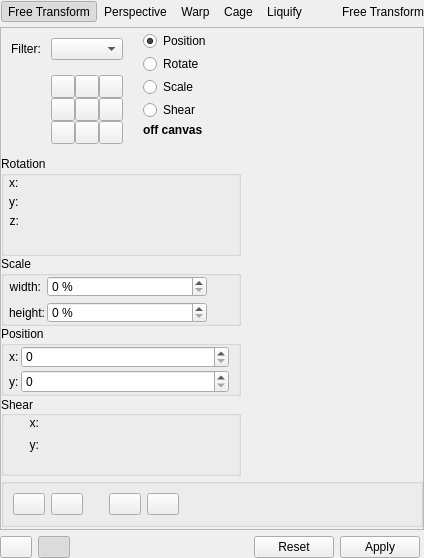
KDE/krita, file plugins/tools/tool_transform2/wdg_tool_transform.ui: the form before one commit.
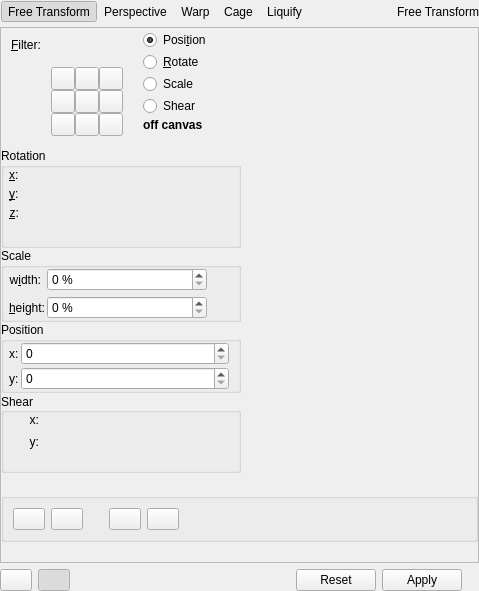
The form after the commit. Custom widgets are drawn as their Qt base class.

Commit message: [numerical boxes] make use of parsespinboxes in the forms of the tools option widgets.

Patch:
```diff
--- a/plugins/tools/tool_transform2/wdg_tool_transform.ui
+++ b/plugins/tools/tool_transform2/wdg_tool_transform.ui
@@ -6,8 +6,8 @@
    <rect>
     <x>0</x>
     <y>0</y>
-    <width>424</width>
-    <height>558</height>
+    <width>479</width>
+    <height>591</height>
    </rect>
   </property>
   <property name="sizePolicy">
@@ -309,7 +309,7 @@
               <enum>Qt::RightToLeft</enum>
              </property>
              <property name="text">
-              <string>Filter:</string>
+              <string>&amp;Filter:</string>
              </property>
              <property name="alignment">
               <set>Qt::AlignCenter</set>
@@ -507,7 +507,7 @@
             </layout>
            </item>
            <item row="0" column="1">
-            <widget class="KisCmbIDList" name="cmbFilter">
+            <widget class="KisCmbIDList" name="cmbFilter" native="true">
              <property name="sizePolicy">
               <sizepolicy hsizetype="Preferred" vsizetype="Preferred">
                <horstretch>0</horstretch>
@@ -523,7 +523,7 @@
            <item>
             <widget class="QRadioButton" name="freeMoveRadioButton">
              <property name="text">
-              <string>Position</string>
+              <string>Posi&amp;tion</string>
              </property>
              <property name="checked">
               <bool>true</bool>
@@ -536,7 +536,7 @@
            <item>
             <widget class="QRadioButton" name="freeRotationRadioButton">
              <property name="text">
-              <string>Rotate</string>
+              <string>&amp;Rotate</string>
              </property>
              <attribute name="buttonGroup">
               <string notr="true">freeTransformRadioGroup</string>
@@ -703,7 +703,7 @@
                <enum>Qt::LeftToRight</enum>
               </property>
               <property name="text">
-               <string>x:</string>
+               <string>&amp;x:</string>
               </property>
               <property name="buddy">
                <cstring>aXBox</cstring>
@@ -738,7 +738,7 @@
                <enum>Qt::LeftToRight</enum>
               </property>
               <property name="text">
-               <string>y:</string>
+               <string>&amp;y:</string>
               </property>
               <property name="buddy">
                <cstring>aYBox</cstring>
@@ -786,7 +786,7 @@
                <enum>Qt::LeftToRight</enum>
               </property>
               <property name="text">
-               <string>z:</string>
+               <string>&amp;z:</string>
               </property>
               <property name="alignment">
                <set>Qt::AlignRight|Qt::AlignTrailing|Qt::AlignVCenter</set>
@@ -865,7 +865,7 @@
                  <string>Horizontal Scale</string>
                 </property>
                 <property name="text">
-                 <string>width:</string>
+                 <string>w&amp;idth:</string>
                 </property>
                 <property name="alignment">
                  <set>Qt::AlignRight|Qt::AlignTrailing|Qt::AlignVCenter</set>
@@ -925,7 +925,7 @@
                  <string>Vertical Scale</string>
                 </property>
                 <property name="text">
-                 <string>height:</string>
+                 <string>&amp;height:</string>
                 </property>
                 <property name="alignment">
                  <set>Qt::AlignRight|Qt::AlignTrailing|Qt::AlignVCenter</set>
@@ -2156,17 +2156,22 @@
   </layout>
  </widget>
  <customwidgets>
-  <customwidget>
-   <class>KoAspectButton</class>
-   <extends>QWidget</extends>
-   <header>KoAspectButton.h</header>
-   <container>1</container>
-  </customwidget>
   <customwidget>
    <class>KisCmbIDList</class>
-   <extends>QComboBox</extends>
+   <extends></extends>
    <header>widgets/kis_cmb_idlist.h</header>
   </customwidget>
+  <customwidget>
+   <class>KoAspectButton</class>
+   <extends>QWidget</extends>
+   <header>KoAspectButton.h</header>
+   <container>1</container>
+  </customwidget>
+  <customwidget>
+   <class>KisIntParseSpinBox</class>
+   <extends>QSpinBox</extends>
+   <header>kis_intparsespinbox.h</header>
+  </customwidget>
   <customwidget>
    <class>KisDoubleSliderSpinBox</class>
    <extends>QWidget</extends>
```
Left out of the diff: 58 changed lines with no effect on the pictures. The commit also changes 11 other files.
